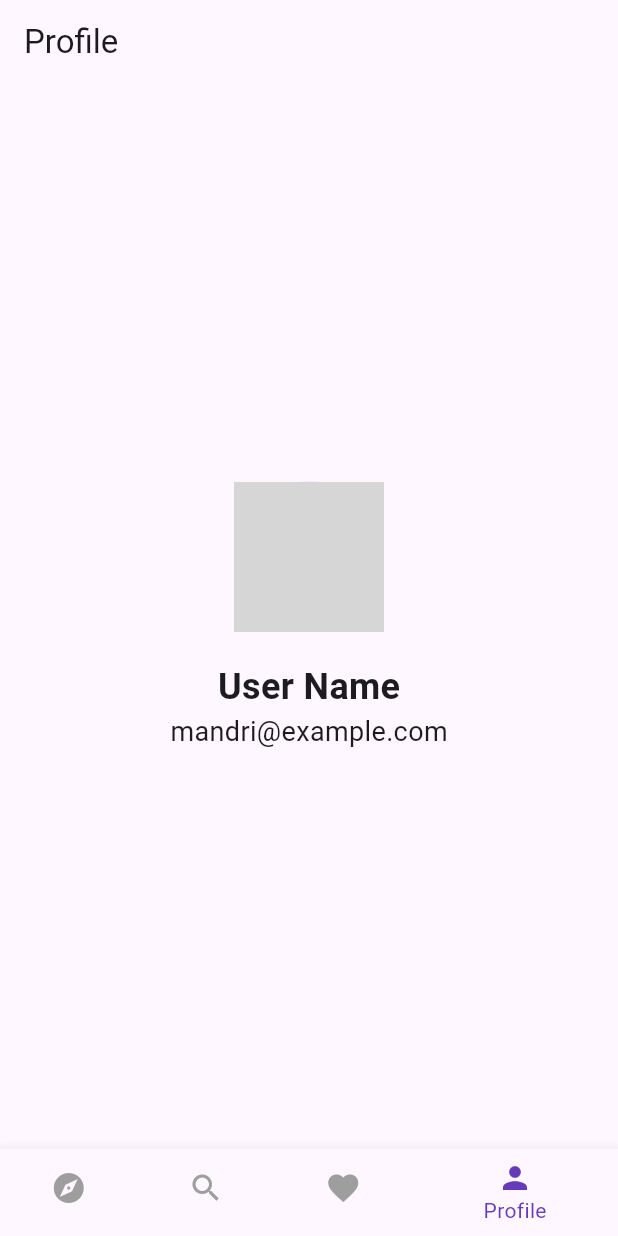
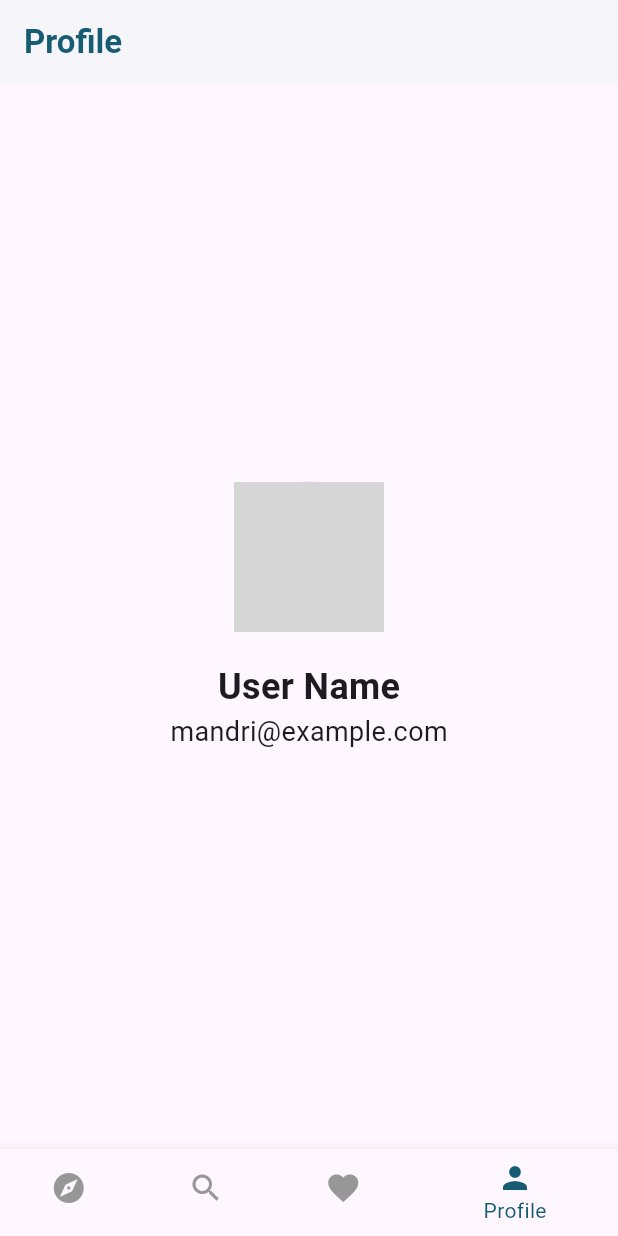
Before and after one commit to MuchamadAndriyanto/aplikasi_e_library, a Flutter app: the screen it shows after launch, item 4 of the bottom bar chosen, on a phone screen of 412 x 824 dp. Run offline on Flutter 3.47's test engine with Material 3 defaults, Android fonts, the phone set to English and light mode, and no system bars; our stand-ins replace carousel_slider, file_picker, sqflite; missing offline and left inert: syncfusion_flutter_pdfviewer; accounts and stored records are empty; grey boxes are pictures that could not be loaded.

Commit message:
Update UI

```diff
--- a/lib/home/home.dart
+++ b/lib/home/home.dart
@@ -1,7 +1,9 @@
 import 'package:flutter/material.dart';
+import 'package:perpustakaan/themes.dart';
 import '../ui/explore.dart';
 import '../ui/search.dart';
 import '../ui/favorite.dart';
+import 'package:perpustakaan/themes.dart';
 import '../ui/profile.dart';
 
 class Home extends StatefulWidget {
@@ -50,8 +52,8 @@ class _HomeState extends State<Home> {
           ),
         ],
         currentIndex: _selectedIndex,
-        selectedItemColor: Colors.deepPurple,
-        unselectedItemColor: Colors.grey,
+        selectedItemColor: textColor,
+        unselectedItemColor: iconPertama,
         onTap: _onItemTapped,
       ),
     );
--- a/lib/main.dart
+++ b/lib/main.dart
@@ -4,6 +4,7 @@ import 'ui/explore.dart';
 import 'ui/search.dart';
 import 'ui/favorite.dart';
 import 'ui/profile.dart';
+import 'package:perpustakaan/themes.dart';
 
 void main() async {
   WidgetsFlutterBinding.ensureInitialized();
@@ -39,10 +40,10 @@ class _HomePageState extends State<HomePage> {
   int _selectedIndex = 0;
 
   final List<Widget> _screens = [
-    const Explore(), // Layar Explore
-    const Search(), // Layar Search
-    const Favorite(), // Layar Favorite
-    const Profile(), // Layar Profile
+    const Explore(),
+    const Search(),
+    const Favorite(),
+    const Profile(),
   ];
 
   void _onItemTapped(int index) {
@@ -62,21 +63,21 @@ class _HomePageState extends State<HomePage> {
             label: 'Explore',
           ),
           BottomNavigationBarItem(
-            icon: Icon(Icons.search), // Ikon Pencarian
+            icon: Icon(Icons.search),
             label: 'Search',
           ),
           BottomNavigationBarItem(
-            icon: Icon(Icons.favorite), // Ikon Favorit
+            icon: Icon(Icons.favorite),
             label: 'Favorite',
           ),
           BottomNavigationBarItem(
-            icon: Icon(Icons.person), // Ikon Profil
+            icon: Icon(Icons.person),
             label: 'Profile',
           ),
         ],
         currentIndex: _selectedIndex,
-        selectedItemColor: Colors.deepPurple,
-        unselectedItemColor: Colors.grey,
+        selectedItemColor: textColor,
+        unselectedItemColor: iconPertama,
         onTap: _onItemTapped,
       ),
     );
--- /dev/null
+++ b/lib/themes.dart
@@ -0,0 +1,8 @@
+import 'package:flutter/material.dart';
+
+Color backgroundColor = Color(0xFFF6F5FA);
+Color textColor = Color(0xFF165C73);
+Color iconPertama = Color(0xFF979797);
+Color iconKedua = Color(0xFFE49527);
+Color iconColor = Color(0xFF000000);
+Color background = Color(0xFFFFFF);
--- a/lib/ui/profile.dart
+++ b/lib/ui/profile.dart
@@ -1,4 +1,5 @@
 import 'package:flutter/material.dart';
+import 'package:perpustakaan/themes.dart';
 
 class Profile extends StatelessWidget {
   const Profile({super.key});
@@ -7,7 +8,14 @@ class Profile extends StatelessWidget {
   Widget build(BuildContext context) {
     return Scaffold(
       appBar: AppBar(
-        title: const Text('Profile'),
+        title: Text(
+          'Profile',
+          style: TextStyle(
+            color: textColor,
+            fontWeight: FontWeight.bold,
+          ),
+        ),
+        backgroundColor: backgroundColor,
       ),
       body: const Center(
         child: Column(
--- a/pubspec.yaml
+++ b/pubspec.yaml
@@ -30,6 +30,7 @@ environment:
 dependencies:
   flutter:
     sdk: flutter
+
   intl: ^0.19.0
   sqflite: ^2.0.0
   path_provider: ^2.0.11
@@ -66,6 +67,9 @@ flutter:
   uses-material-design: true
 
   # To add assets to your application, add an assets section, like this:
+  assets:
+    - assets/pdf_icon.jpg
+    - assets/60360.jpg
   # assets:
   #   - images/a_dot_burr.jpeg
   #   - images/a_dot_ham.jpeg
```
Also changed, not shown: lib/screen/screen_splash.dart (+71 -0 lines), lib/ui/detail_buku.dart (+62 -18 lines), lib/ui/explore.dart (+102 -40 lines), lib/ui/favorite.dart (+9 -1 lines), lib/ui/search.dart (+9 -1 lines), assets/pdf_icon.jpg (added).
